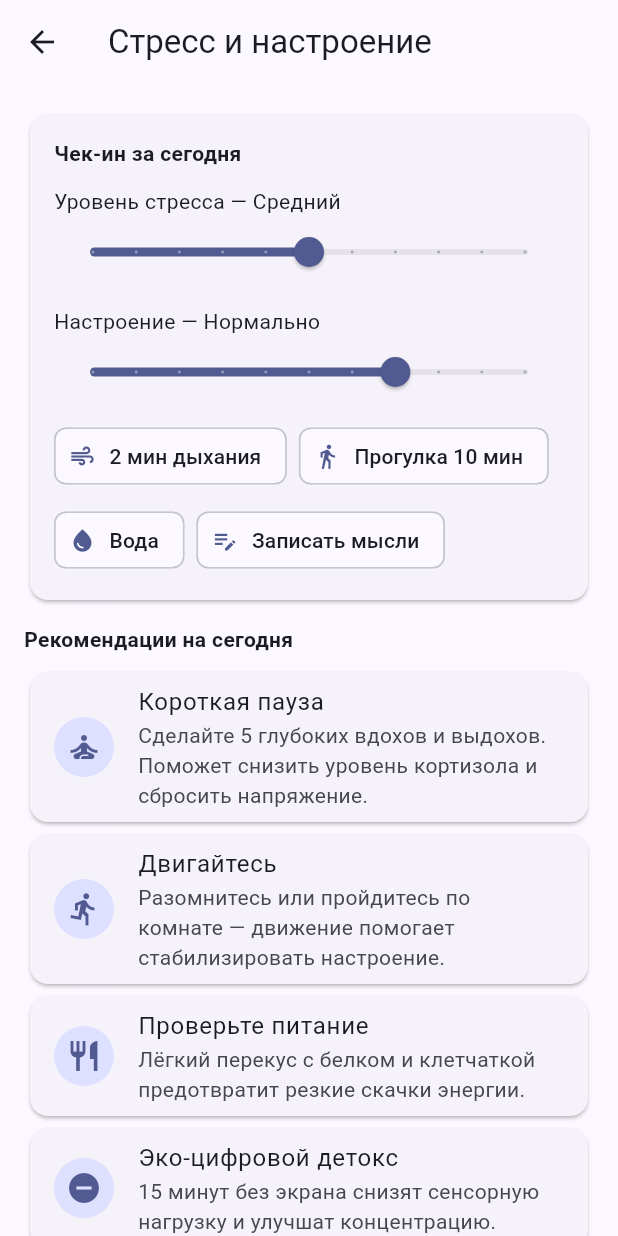
After one commit to igorv8836/flutter_demo, a Flutter app: the StressMoodScreen screen opened directly, on a phone screen of 412 x 824 dp. The commit adds this screen. Run offline on Flutter 3.47's test engine with Material 3 defaults, Android fonts, the phone set to English and light mode, and no system bars; our stand-ins replace cached_network_image, flutter_riverpod, get_it, go_router, riverpod_annotation; generated files the repository leaves out were written again.

Commit message:
implement schedule and wellbeing screens

```diff
--- /dev/null
+++ b/lib/src/features/wellbeing/domain/wellbeing_state.dart
@@ -0,0 +1,35 @@
+class WellbeingState {
+  final double stress; // 0..1
+  final double mood; // 0..1
+  final int waterMl;
+  final String? lastNote;
+  final String? activeAction;
+  final DateTime? actionEndsAt;
+
+  const WellbeingState({
+    this.stress = 0.45,
+    this.mood = 0.65,
+    this.waterMl = 0,
+    this.lastNote,
+    this.activeAction,
+    this.actionEndsAt,
+  });
+
+  WellbeingState copyWith({
+    double? stress,
+    double? mood,
+    int? waterMl,
+    String? lastNote,
+    String? activeAction,
+    DateTime? actionEndsAt,
+  }) {
+    return WellbeingState(
+      stress: stress ?? this.stress,
+      mood: mood ?? this.mood,
+      waterMl: waterMl ?? this.waterMl,
+      lastNote: lastNote ?? this.lastNote,
+      activeAction: activeAction ?? this.activeAction,
+      actionEndsAt: actionEndsAt ?? this.actionEndsAt,
+    );
+  }
+}
--- /dev/null
+++ b/lib/src/features/wellbeing/screens/stress_mood_screen.dart
@@ -0,0 +1,312 @@
+import 'dart:async';
+
+import 'package:flutter/material.dart';
+import 'package:flutter_riverpod/flutter_riverpod.dart';
+import 'package:go_router/go_router.dart';
+
+import '../domain/wellbeing_controller.dart';
+import '../domain/wellbeing_state.dart';
+
+class StressMoodScreen extends ConsumerStatefulWidget {
+  const StressMoodScreen({super.key});
+
+  @override
+  ConsumerState<StressMoodScreen> createState() => _StressMoodScreenState();
+}
+
+class _StressMoodScreenState extends ConsumerState<StressMoodScreen> {
+  Timer? _timer;
+  final _notesController = TextEditingController();
+
+  @override
+  void dispose() {
+    _timer?.cancel();
+    _notesController.dispose();
+    super.dispose();
+  }
+
+  @override
+  Widget build(BuildContext context) {
+    final state = ref.watch(wellbeingControllerProvider);
+    final controller = ref.read(wellbeingControllerProvider.notifier);
+    final remaining = _remainingFor(state);
+    _ensureTickTimer(state, remaining);
+
+    final stressLabel = state.stress < 0.33
+        ? 'Низкий'
+        : state.stress < 0.66
+            ? 'Средний'
+            : 'Высокий';
+    final moodLabel = state.mood < 0.33
+        ? 'Усталость'
+        : state.mood < 0.66
+            ? 'Нормально'
+            : 'Энергия';
+
+    return Scaffold(
+      appBar: AppBar(
+        title: const Text('Стресс и настроение'),
+        leading: IconButton(onPressed: () => context.pop(), icon: const Icon(Icons.arrow_back)),
+      ),
+      body: ListView(
+        padding: const EdgeInsets.all(16),
+        children: [
+          Card(
+            child: Padding(
+              padding: const EdgeInsets.all(16),
+              child: Column(
+                crossAxisAlignment: CrossAxisAlignment.start,
+                children: [
+                  const Text('Чек-ин за сегодня', style: TextStyle(fontWeight: FontWeight.w600)),
+                  const SizedBox(height: 12),
+                  Text('Уровень стресса — $stressLabel'),
+                  Slider(
+                    value: state.stress,
+                    onChanged: controller.updateStress,
+                    min: 0,
+                    max: 1,
+                    divisions: 10,
+                    label: stressLabel,
+                  ),
+                  const SizedBox(height: 12),
+                  Text('Настроение — $moodLabel'),
+                  Slider(
+                    value: state.mood,
+                    onChanged: controller.updateMood,
+                    min: 0,
+                    max: 1,
+                    divisions: 10,
+                    label: moodLabel,
+                  ),
+                  const SizedBox(height: 8),
+                  Wrap(spacing: 8, runSpacing: 8, children: _quickActions()),
+                ],
+              ),
+            ),
+          ),
+          if (state.activeAction != null && remaining != null)
+            Card(
+              child: ListTile(
+                leading: const Icon(Icons.timer),
+                title: Text(state.activeAction!),
+                subtitle: Text(_formatDuration(remaining)),
+                trailing: IconButton(
+                  tooltip: 'Отмена',
+                  onPressed: () {
+                    controller.cancelAction();
+                    _cancelTimer();
+                  },
+                  icon: const Icon(Icons.close),
+                ),
+              ),
+            ),
+          if (state.waterMl > 0)
+            Card(
+              child: ListTile(
+                leading: const Icon(Icons.water_drop),
+                title: const Text('Учтено воды'),
+                subtitle: Text('${state.waterMl} мл за сегодня'),
+              ),
+            ),
+          const SizedBox(height: 12),
+          const Text('Рекомендации на сегодня', style: TextStyle(fontWeight: FontWeight.bold)),
+          const SizedBox(height: 8),
+          ..._tips(state).map(
+            (tip) => Card(
+              child: ListTile(
+                leading: CircleAvatar(
+                  backgroundColor: Theme.of(context).colorScheme.primaryContainer,
+                  child: Icon(tip.icon, color: Theme.of(context).colorScheme.primary),
+                ),
+                title: Text(tip.title),
+                subtitle: Text(tip.description),
+              ),
+            ),
+          ),
+          const SizedBox(height: 24),
+          FilledButton.tonalIcon(
+            onPressed: controller.reset,
+            icon: const Icon(Icons.refresh),
+            label: const Text('Сбросить значения'),
+          ),
+          const SizedBox(height: 40),
+        ],
+      ),
+    );
+  }
+
+  List<Widget> _quickActions() {
+    return [
+      ActionChip(
+        label: const Text('2 мин дыхания'),
+        avatar: const Icon(Icons.air, size: 18),
+        onPressed: () => _startTimedAction(const Duration(minutes: 2), 'Дыхание'),
+      ),
+      ActionChip(
+        label: const Text('Прогулка 10 мин'),
+        avatar: const Icon(Icons.directions_walk, size: 18),
+        onPressed: () => _startTimedAction(const Duration(minutes: 10), 'Прогулка'),
+      ),
+      ActionChip(
+        label: const Text('Вода'),
+        avatar: const Icon(Icons.water_drop, size: 18),
+        onPressed: () => _logWater(),
+      ),
+      ActionChip(
+        label: const Text('Записать мысли'),
+        avatar: const Icon(Icons.edit_note, size: 18),
+        onPressed: () => _addNote(),
+      ),
+    ];
+  }
+
+  List<_Tip> _tips(WellbeingState state) {
+    final tips = <_Tip>[
+      const _Tip(
+        title: 'Короткая пауза',
+        description: 'Сделайте 5 глубоких вдохов и выдохов. Поможет снизить уровень кортизола и сбросить напряжение.',
+        icon: Icons.self_improvement,
+      ),
+      const _Tip(
+        title: 'Двигайтесь',
+        description: 'Разомнитесь или пройдитесь по комнате — движение помогает стабилизировать настроение.',
+        icon: Icons.directions_run,
+      ),
+      const _Tip(
+        title: 'Проверьте питание',
+        description: 'Лёгкий перекус с белком и клетчаткой предотвратит резкие скачки энергии.',
+        icon: Icons.restaurant,
+      ),
+      const _Tip(
+        title: 'Эко-цифровой детокс',
+        description: '15 минут без экрана снизят сенсорную нагрузку и улучшат концентрацию.',
+        icon: Icons.do_not_disturb_on,
+      ),
+    ];
+
+    if (state.stress > 0.66) {
+      tips.insert(
+        0,
+        const _Tip(
+          title: 'Выделите ресурсное время',
+          description: 'Запланируйте одно простое действие, которое точно успеете сегодня: звонок другу, тёплый чай или прогулка.',
+          icon: Icons.timer,
+        ),
+      );
+    }
+
+    if (state.mood < 0.33) {
+      tips.add(
+        const _Tip(
+          title: 'Мягкая поддержка',
+          description: 'Напишите другу или коллеге: короткий контакт повышает базовый уровень настроения.',
+          icon: Icons.forum,
+        ),
+      );
+    }
+
+    return tips;
+  }
+
+  void _startTimedAction(Duration duration, String label) {
+    ref.read(wellbeingControllerProvider.notifier).startAction(duration, label);
+    _ensureTickTimer(ref.read(wellbeingControllerProvider), duration);
+  }
+
+  void _cancelTimer() {
+    _timer?.cancel();
+    setState(() {
+    });
+  }
+
+  void _logWater() {
+    ref.read(wellbeingControllerProvider.notifier).addWater(200);
+    ScaffoldMessenger.of(context).showSnackBar(const SnackBar(content: Text('+200 мл учтено')));
+  }
+
+  Future<void> _addNote() async {
+    _notesController.clear();
+    await showModalBottomSheet(
+      context: context,
+      isScrollControlled: true,
+      builder: (ctx) => Padding(
+        padding: EdgeInsets.only(
+          left: 16,
+          right: 16,
+          top: 16,
+          bottom: MediaQuery.of(ctx).viewInsets.bottom + 16,
+        ),
+        child: Column(
+          mainAxisSize: MainAxisSize.min,
+          children: [
+            const Text('Запишите мысль или эмоцию'),
+            const SizedBox(height: 8),
+            TextField(
+              controller: _notesController,
+              maxLines: 3,
+              decoration: const InputDecoration(
+                hintText: 'Например: тревожность снизилась после дыхания',
+                border: OutlineInputBorder(),
+              ),
+            ),
+            const SizedBox(height: 12),
+            FilledButton(
+              onPressed: () {
+                Navigator.of(ctx).pop();
+                final text = _notesController.text.trim();
+                if (text.isNotEmpty) {
+                  ref.read(wellbeingControllerProvider.notifier).saveNote(text);
+                  ScaffoldMessenger.of(context).showSnackBar(
+                    SnackBar(content: Text('Запись сохранена: $text')),
+                  );
+                }
+              },
+              child: const Text('Сохранить'),
+            ),
+          ],
+        ),
+      ),
+    );
+  }
+
+  String _formatDuration(Duration d) {
+    final minutes = d.inMinutes.remainder(60).toString().padLeft(2, '0');
+    final seconds = d.inSeconds.remainder(60).toString().padLeft(2, '0');
+    final hours = d.inHours;
+    if (hours > 0) {
+      return '$hours:$minutes:$seconds';
+    }
+    return '$minutes:$seconds';
+  }
+
+  Duration? _remainingFor(WellbeingState state) {
+    final endsAt = state.actionEndsAt;
+    if (state.activeAction == null || endsAt == null) return null;
+    final diff = endsAt.difference(DateTime.now());
+    if (diff.isNegative) return Duration.zero;
+    return diff;
+  }
+
+  void _ensureTickTimer(WellbeingState state, Duration? remaining) {
+    final shouldRun = state.activeAction != null && remaining != null && remaining > Duration.zero;
+    if (shouldRun) {
+      _timer ??= Timer.periodic(const Duration(seconds: 1), (_) {
+        if (mounted) setState(() {});
+      });
+    } else {
+      _timer?.cancel();
+      _timer = null;
+      if (state.activeAction != null) {
+        ref.read(wellbeingControllerProvider.notifier).cancelAction();
+      }
+    }
+  }
+}
+
+class _Tip {
+  final String title;
+  final String description;
+  final IconData icon;
+
+  const _Tip({required this.title, required this.description, required this.icon});
+}
--- a/lib/src/shared/utils/format.dart
+++ b/lib/src/shared/utils/format.dart
@@ -1,3 +1,4 @@
+import 'package:flutter/material.dart';
 import 'package:intl/intl.dart';
 
 final _dfDate = DateFormat('dd.MM.yyyy');
@@ -10,3 +11,5 @@ String fmtHm(Duration d) {
   final m = d.inMinutes.remainder(60);
   return '${h.toString().padLeft(2, '0')}:${m.toString().padLeft(2, '0')}';
 }
+
+String fmtTimeOfDay(TimeOfDay t) => '${t.hour.toString().padLeft(2, '0')}:${t.minute.toString().padLeft(2, '0')}';
```
Also changed, not shown: lib/src/features/schedule/data/schedule_local_data_source.dart (added, +32 -0 lines), lib/src/features/schedule/domain/schedule_controller.dart (added, +69 -0 lines), lib/src/features/schedule/domain/schedule_state.dart (added, +9 -0 lines), lib/src/features/schedule/model/sleep_schedule.dart (added, +33 -0 lines), lib/src/features/schedule/screens/schedule_planner_screen.dart (added, +174 -0 lines), lib/src/features/wellbeing/data/wellbeing_local_data_source.dart (added, +11 -0 lines), lib/src/features/wellbeing/domain/wellbeing_controller.dart (added, +54 -0 lines), lib/src/features/schedule/domain/schedule_controller.g.dart (added).
